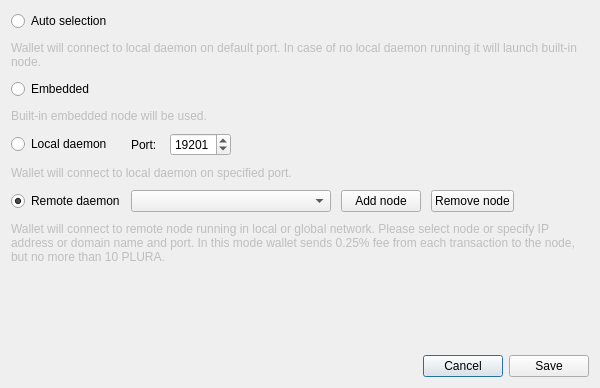
pluracoin/pluracoin-gui-wallet, file src/gui/ui/connectionsettingsdialog.ui: the form before one commit.
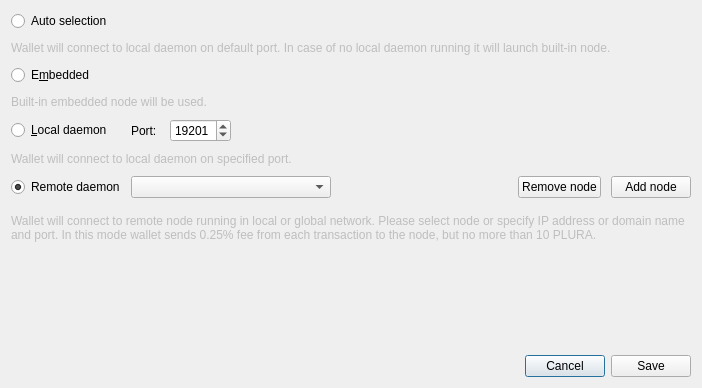
The form after the commit. Icons and pictures are not drawn.

```diff
--- a/src/gui/ui/connectionsettingsdialog.ui
+++ b/src/gui/ui/connectionsettingsdialog.ui
@@ -9,13 +9,16 @@
    <rect>
     <x>0</x>
     <y>0</y>
-    <width>600</width>
+    <width>702</width>
     <height>388</height>
    </rect>
   </property>
   <property name="windowTitle">
    <string>Connection settings</string>
   </property>
+  <property name="styleSheet">
+   <string notr="true"/>
+  </property>
   <layout class="QGridLayout" name="gridLayout_2">
    <item row="2" column="0">
     <layout class="QHBoxLayout" name="horizontalLayout">
@@ -85,7 +88,7 @@
      <item row="2" column="0">
       <widget class="QRadioButton" name="radioButton_2">
        <property name="text">
-        <string>Embedded</string>
+        <string>E&amp;mbedded</string>
        </property>
       </widget>
      </item>
@@ -105,7 +108,7 @@
      <item row="4" column="0">
       <widget class="QRadioButton" name="radioButton_3">
        <property name="text">
-        <string>Local daemon</string>
+        <string>&amp;Local daemon</string>
        </property>
       </widget>
      </item>
@@ -197,15 +200,17 @@
         </widget>
        </item>
        <item>
-        <widget class="QPushButton" name="addNodeButton">
-         <property name="text">
-          <string>Add node</string>
+        <spacer name="horizontalSpacer_3">
+         <property name="orientation">
+          <enum>Qt::Horizontal</enum>
          </property>
-         <property name="icon">
-          <iconset resource="../../resources.qrc">
-           <normaloff>:/icons/add</normaloff>:/icons/add</iconset>
+         <property name="sizeHint" stdset="0">
+          <size>
+           <width>40</width>
+           <height>20</height>
+          </size>
          </property>
-        </widget>
+        </spacer>
        </item>
        <item>
         <widget class="QPushButton" name="removeNodeButton">
@@ -219,17 +224,15 @@
         </widget>
        </item>
        <item>
-        <spacer name="horizontalSpacer_3">
-         <property name="orientation">
-          <enum>Qt::Horizontal</enum>
+        <widget class="QPushButton" name="addNodeButton">
+         <property name="text">
+          <string>Add node</string>
          </property>
-         <property name="sizeHint" stdset="0">
-          <size>
-           <width>40</width>
-           <height>20</height>
-          </size>
+         <property name="icon">
+          <iconset resource="../../resources.qrc">
+           <normaloff>:/icons/add</normaloff>:/icons/add</iconset>
          </property>
-        </spacer>
+        </widget>
        </item>
       </layout>
      </item>
```
Left out of the diff: 5 changed lines with no effect on the pictures.
